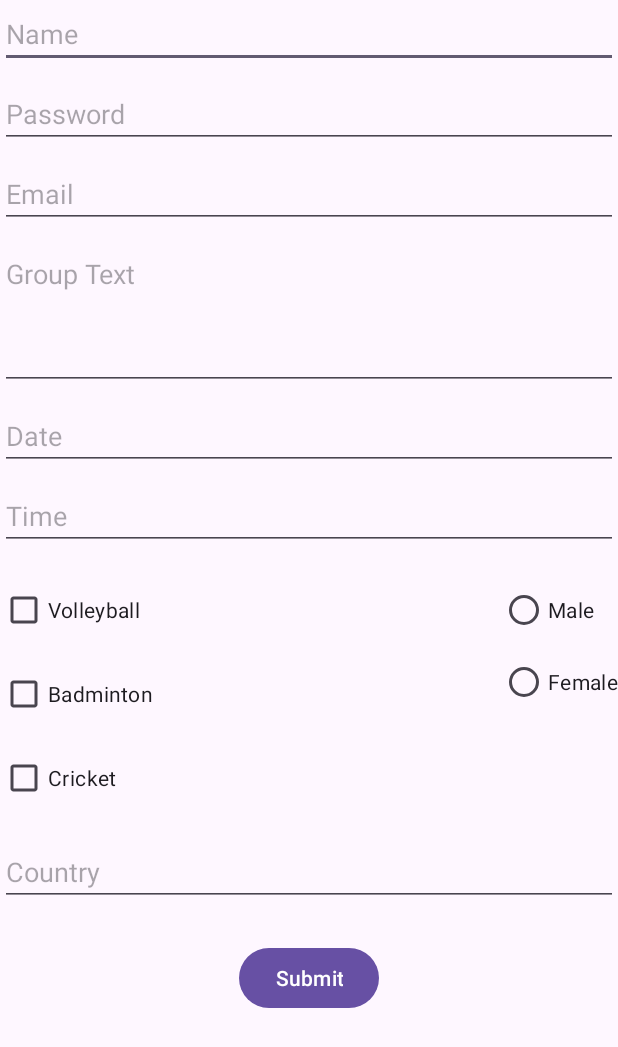
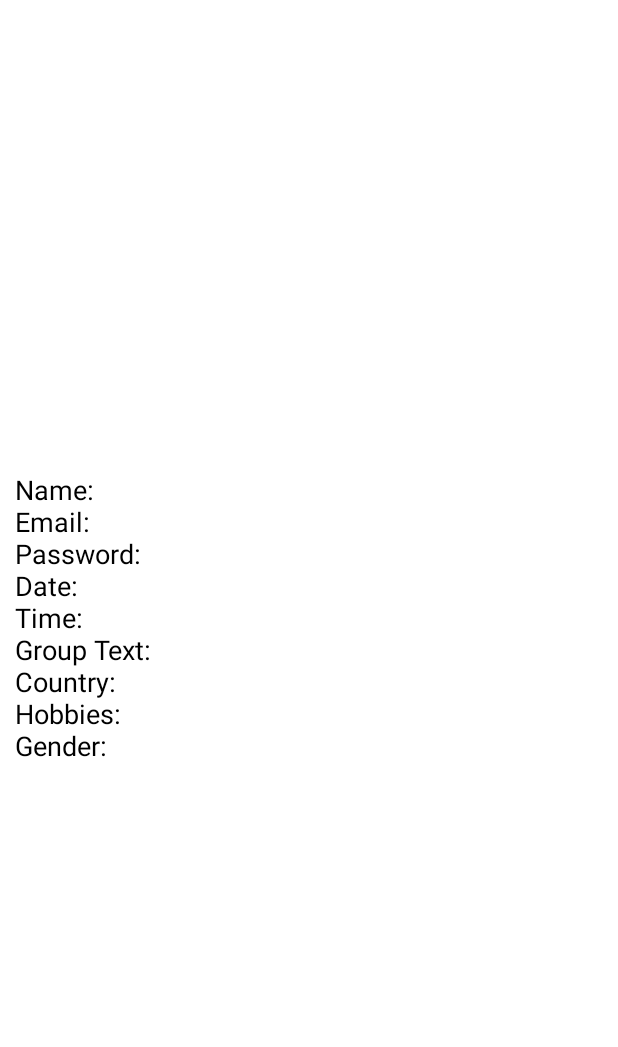
Before and after one commit to DharmShah/finalPracticeProject, an Android app: the screen it shows after launch (MainActivity before the commit, MainActivity2 after it), after a tap on "Submit", on a phone screen of 412 x 824 dp. Shown: the top 1047 px of the screen. Run offline under Robolectric (Android 15) with nearby library versions, the phone set to English and light mode, and no system bars.

Commit message:
redirect to other page with data

```diff
--- a/app/src/main/AndroidManifest.xml
+++ b/app/src/main/AndroidManifest.xml
@@ -13,6 +13,9 @@
         android:theme="@style/Theme.FinalPracticeProject"
         tools:targetApi="31">
         <activity
+            android:name=".MainActivity2"
+            android:exported="false" />
+        <activity
             android:name=".MainActivity"
             android:exported="true">
             <intent-filter>
--- a/app/src/main/java/com/example/finalpracticeproject/MainActivity.java
+++ b/app/src/main/java/com/example/finalpracticeproject/MainActivity.java
@@ -1,5 +1,6 @@
 package com.example.finalpracticeproject;
 
+import android.content.Intent;
 import android.os.Bundle;
 import android.util.Log;
 import android.view.View;
@@ -45,10 +46,10 @@ public class MainActivity extends AppCompatActivity {
         time = findViewById(R.id.time);
         grouptext = findViewById(R.id.grouptext);
         country = findViewById(R.id.country);
-        volleyball = findViewById(R.id.volleyball);  // Fixed typo
+        volleyball = findViewById(R.id.volleyball);
         badminton = findViewById(R.id.badminton);
         cricket = findViewById(R.id.cricket);
-        gender = findViewById(R.id.gender);          // Important!
+        gender = findViewById(R.id.gender);
         button = findViewById(R.id.button);
 
         // Country dropdown setup
@@ -60,7 +61,8 @@ public class MainActivity extends AppCompatActivity {
         button.setOnClickListener(new View.OnClickListener() {
             @Override
             public void onClick(View v) {
-                // Radio group selection
+
+                // Gender
                 int selectedId = gender.getCheckedRadioButtonId();
                 String genderText = "";
                 if (selectedId != -1) {
@@ -68,22 +70,22 @@ public class MainActivity extends AppCompatActivity {
                     genderText = genderbtn.getText().toString();
                 }
 
-                // Collect hobbies
-                String hobbies = "";
-                if (volleyball.isChecked()) hobbies += "VolleyBall ";
-                if (badminton.isChecked()) hobbies += "Badminton ";
-                if (cricket.isChecked()) hobbies += "Cricket ";
+                // Hobbies
+                StringBuilder hobbies = new StringBuilder();
+                if (volleyball.isChecked()) hobbies.append("Volleyball ");
+                if (badminton.isChecked()) hobbies.append("Badminton ");
+                if (cricket.isChecked()) hobbies.append("Cricket ");
 
-                // Collect text inputs
+                // Get all inputs
                 String namedd = name.getText().toString();
                 String emaildd = email.getText().toString();
                 String passworddd = password.getText().toString();
-                String grouptextdd = grouptext.getText().toString();
                 String datedd = date.getText().toString();
                 String timedd = time.getText().toString();
+                String grouptextdd = grouptext.getText().toString();
                 String countrydd = country.getText().toString();
 
-                // Log everything
+                // Logging
                 Log.v("FormData", "Name: " + namedd
                         + " | Email: " + emaildd
                         + " | Password: " + passworddd
@@ -93,6 +95,20 @@ public class MainActivity extends AppCompatActivity {
                         + " | Country: " + countrydd
                         + " | Hobbies: " + hobbies
                         + " | Gender: " + genderText);
+
+                // Intent setup
+                Intent intent = new Intent(MainActivity.this, MainActivity2.class);
+                intent.putExtra("name", namedd);
+                intent.putExtra("email", emaildd);
+                intent.putExtra("password", passworddd);
+                intent.putExtra("date", datedd);
+                intent.putExtra("time", timedd);
+                intent.putExtra("grouptext", grouptextdd);
+                intent.putExtra("country", countrydd);
+                intent.putExtra("hobbies", hobbies.toString());
+                intent.putExtra("gender", genderText);
+
+                startActivity(intent);
             }
         });
     }
--- /dev/null
+++ b/app/src/main/java/com/example/finalpracticeproject/MainActivity2.java
@@ -0,0 +1,58 @@
+package com.example.finalpracticeproject;
+
+import android.os.Bundle;
+import android.widget.TextView;
+
+import androidx.activity.EdgeToEdge;
+import androidx.appcompat.app.AppCompatActivity;
+import androidx.core.graphics.Insets;
+import androidx.core.view.ViewCompat;
+import androidx.core.view.WindowInsetsCompat;
+
+public class MainActivity2 extends AppCompatActivity {
+
+    private TextView resultTextView;
+
+    @Override
+    protected void onCreate(Bundle savedInstanceState) {
+        super.onCreate(savedInstanceState);
+        EdgeToEdge.enable(this);
+        setContentView(R.layout.activity_main2);
+
+        ViewCompat.setOnApplyWindowInsetsListener(findViewById(R.id.main), (v, insets) -> {
+            Insets systemBars = insets.getInsets(WindowInsetsCompat.Type.systemBars());
+            v.setPadding(systemBars.left, systemBars.top, systemBars.right, systemBars.bottom);
+            return insets;
+        });
+
+        resultTextView = findViewById(R.id.resultTextView);
+
+        // Receive data from Intent
+        Bundle bundle = getIntent().getExtras();
+        if (bundle != null) {
+            String name = bundle.getString("name");
+            String email = bundle.getString("email");
+            String password = bundle.getString("password");
+            String date = bundle.getString("date");
+            String time = bundle.getString("time");
+            String grouptext = bundle.getString("grouptext");
+            String country = bundle.getString("country");
+            String hobbies = bundle.getString("hobbies");
+            String gender = bundle.getString("gender");
+
+            // Format display text
+            String displayText = "Name: " + name + "\n"
+                    + "Email: " + email + "\n"
+                    + "Password: " + password + "\n"
+                    + "Date: " + date + "\n"
+                    + "Time: " + time + "\n"
+                    + "Group Text: " + grouptext + "\n"
+                    + "Country: " + country + "\n"
+                    + "Hobbies: " + hobbies + "\n"
+                    + "Gender: " + gender;
+
+            // Set text
+            resultTextView.setText(displayText);
+        }
+    }
+}
--- /dev/null
+++ b/app/src/main/res/layout/activity_main2.xml
@@ -0,0 +1,20 @@
+<?xml version="1.0" encoding="utf-8"?>
+<RelativeLayout xmlns:android="http://schemas.android.com/apk/res/android"
+    android:id="@+id/main"
+    android:layout_width="match_parent"
+    android:layout_height="match_parent"
+    android:padding="16dp"
+    android:background="#FFFFFF"
+    xmlns:tools="http://schemas.android.com/tools"
+    tools:context=".MainActivity2">
+
+    <TextView
+        android:id="@+id/resultTextView"
+        android:layout_width="match_parent"
+        android:layout_height="wrap_content"
+        android:text="Data will appear here"
+        android:textColor="#000000"
+        android:textSize="18sp"
+        android:padding="10dp"
+        android:layout_centerInParent="true" />
+</RelativeLayout>
```
